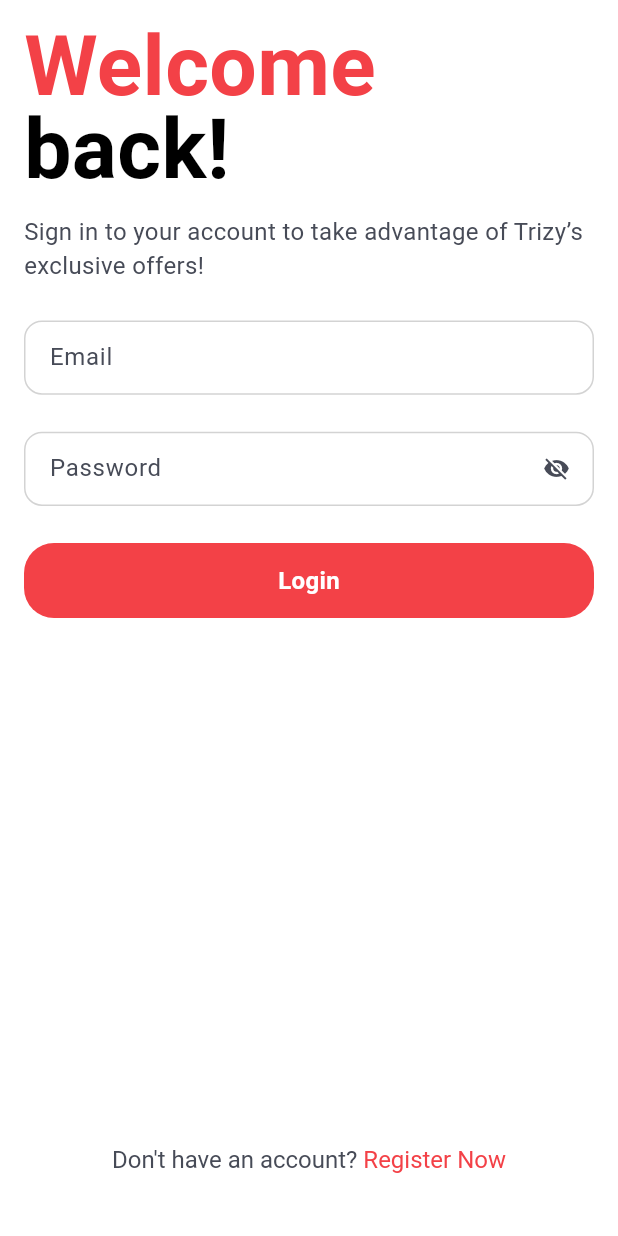
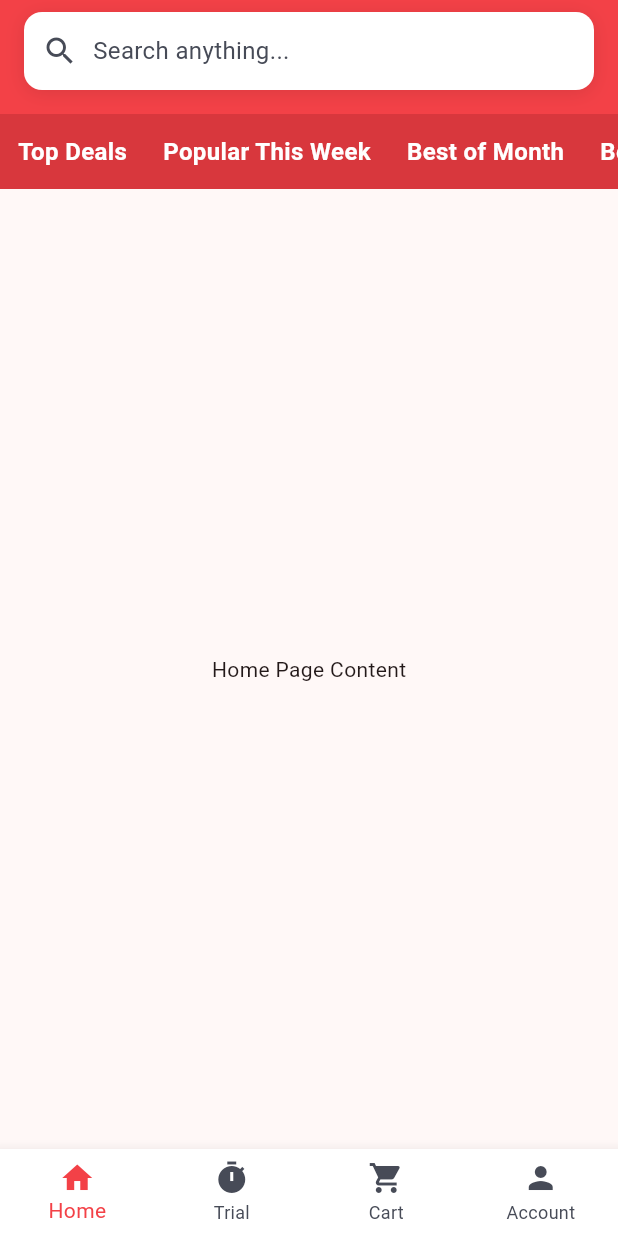
Before and after one commit to demirelarda/TrizyApp, a Flutter app: the screen it shows after launch, on a phone screen of 412 x 824 dp. Run offline on Flutter 3.47's test engine with Material 3 defaults, Android fonts, the phone set to English and light mode, and no system bars; our stand-ins replace equatable, flutter_bloc, get_it, go_router, shared_preferences.

Commit message:
Added main page and bottom pages

```diff
--- /dev/null
+++ b/lib/components/horizontal_scroll_widget.dart
@@ -0,0 +1,46 @@
+import 'package:flutter/material.dart';
+import 'package:trizy_app/theme/colors.dart';
+
+class HorizontalScrollWidget extends StatelessWidget {
+  final List<Map<String, dynamic>> items;
+  final Color backgroundColor;
+  final ValueChanged<int> onItemTap;
+
+  const HorizontalScrollWidget({
+    super.key,
+    required this.items,
+    required this.backgroundColor,
+    required this.onItemTap,
+  });
+
+  @override
+  Widget build(BuildContext context) {
+    return Container(
+      color: backgroundColor,
+      height: 50,
+      child: ListView.builder(
+        scrollDirection: Axis.horizontal,
+        itemCount: items.length,
+        itemBuilder: (context, index) {
+          final item = items[index];
+          return GestureDetector(
+            onTap: () => onItemTap(item['id']),
+            child: Padding(
+              padding: const EdgeInsets.symmetric(horizontal: 12.0),
+              child: Center(
+                child: Text(
+                  item['name'],
+                  style: const TextStyle(
+                    color: white,
+                    fontWeight: FontWeight.bold,
+                    fontSize: 16,
+                  ),
+                ),
+              ),
+            ),
+          );
+        },
+      ),
+    );
+  }
+}
--- /dev/null
+++ b/lib/components/textfields/non_editable_field.dart
@@ -0,0 +1,55 @@
+import 'package:flutter/material.dart';
+import 'package:trizy_app/theme/colors.dart';
+
+class NonEditableField extends StatelessWidget {
+  final String placeholder;
+  final IconData icon;
+  final VoidCallback? onTap;
+
+  const NonEditableField({
+    super.key,
+    required this.placeholder,
+    required this.icon,
+    this.onTap,
+  });
+
+  @override
+  Widget build(BuildContext context) {
+    return GestureDetector(
+      onTap: onTap,
+      child: Container(
+        padding: const EdgeInsets.symmetric(horizontal: 12, vertical: 14),
+        decoration: BoxDecoration(
+          color: Colors.white,
+          borderRadius: BorderRadius.circular(12),
+          boxShadow: [
+            BoxShadow(
+              color: Colors.black.withOpacity(0.1),
+              blurRadius: 10,
+              offset: const Offset(0, 2),
+            ),
+          ],
+        ),
+        child: Row(
+          children: [
+            Icon(
+              icon,
+              color: gray,
+              size: 24,
+            ),
+            const SizedBox(width: 10),
+            Expanded(
+              child: Text(
+                placeholder,
+                style: const TextStyle(
+                  color: gray,
+                  fontSize: 16,
+                ),
+              ),
+            ),
+          ],
+        ),
+      ),
+    );
+  }
+}
--- a/lib/routing/app_router.dart
+++ b/lib/routing/app_router.dart
@@ -10,7 +10,7 @@ import '../views/onboarding/onboarding_page.dart';
 class AppRouter {
   final GoRouter router;
   AppRouter() : router = GoRouter(
-    initialLocation: '/login',
+    initialLocation: '/mainPage',
     routes: [
       GoRoute(
         name: 'splash',
--- a/lib/theme/colors.dart
+++ b/lib/theme/colors.dart
@@ -2,6 +2,7 @@ import 'package:flutter/material.dart';
 
 const Color primaryDarkColor = Color(0xFF000000);
 const Color primaryLightColor = Color(0xFFF34147);
+const Color primaryLightColorDarker = Color(0xFFD8373D);
 const Color white = Color(0xFFFFFFFF);
 const Color gray = Color(0xFF474B57);
 const offWhite = Color(0xFFFAF9F6);
--- a/lib/views/main/main_page.dart
+++ b/lib/views/main/main_page.dart
@@ -1,7 +1,9 @@
 import 'package:flutter/material.dart';
-import 'package:go_router/go_router.dart';
-import 'package:trizy_app/components/buttons/custom_button.dart';
-import 'package:trizy_app/theme/colors.dart';
+import 'package:trizy_app/views/main/pages/account_page.dart';
+import 'package:trizy_app/views/main/pages/cart_page.dart';
+import 'package:trizy_app/views/main/pages/home_page.dart';
+import 'package:trizy_app/views/main/pages/trial_page.dart';
+import '../../theme/colors.dart';
 
 class MainPage extends StatefulWidget {
   const MainPage({super.key});
@@ -11,26 +13,49 @@ class MainPage extends StatefulWidget {
 }
 
 class _MainPageState extends State<MainPage> {
+  int _currentIndex = 0;
+
+  final List<Widget> _pages = [
+    const HomePage(),
+    const TrialPage(),
+    const CartPage(),
+    const AccountPage(),
+  ];
+
+  void _onTabTapped(int index) {
+    setState(() {
+      _currentIndex = index;
+    });
+  }
+
   @override
   Widget build(BuildContext context) {
     return Scaffold(
-      body: Column(
-        children: [
-          const Spacer(),
-          Center(
-            child: Column(
-              children: [
-                const Text("Main Page"),
-                Padding(
-                    padding: const EdgeInsets.symmetric(horizontal: 16),
-                    child:CustomButton(text: "Sign Out", textColor: white, color: primaryLightColor, onClick: (){
-                    context.goNamed("login");
-                  })
-                ),
-              ],
-            )
+      body: _pages[_currentIndex],
+      bottomNavigationBar: BottomNavigationBar(
+        currentIndex: _currentIndex,
+        onTap: _onTabTapped,
+        selectedItemColor: primaryLightColor,
+        unselectedItemColor: gray,
+        type: BottomNavigationBarType.fixed,
+        backgroundColor: Colors.white,
+        items: const [
+          BottomNavigationBarItem(
+            icon: Icon(Icons.home),
+            label: "Home",
           ),
-          const Spacer()
+          BottomNavigationBarItem(
+            icon: Icon(Icons.timer),
+            label: "Trial",
+          ),
+          BottomNavigationBarItem(
+            icon: Icon(Icons.shopping_cart),
+            label: "Cart",
+          ),
+          BottomNavigationBarItem(
+            icon: Icon(Icons.person),
+            label: "Account",
+          ),
         ],
       ),
     );
--- /dev/null
+++ b/lib/views/main/pages/home_page.dart
@@ -0,0 +1,65 @@
+import 'package:flutter/material.dart';
+import '../../../components/horizontal_scroll_widget.dart';
+import '../../../components/textfields/non_editable_field.dart';
+import '../../../theme/colors.dart';
+
+class HomePage extends StatefulWidget {
+  const HomePage({super.key});
+
+  @override
+  State<HomePage> createState() => _HomePageState();
+}
+
+class _HomePageState extends State<HomePage> {
+  final List<Map<String, dynamic>> categories = [
+    {'id': 1, 'name': 'Top Deals'},
+    {'id': 2, 'name': 'Popular This Week'},
+    {'id': 3, 'name': 'Best of Month'},
+    {'id': 4, 'name': 'Best of Year'},
+  ];
+
+  @override
+  Widget build(BuildContext context) {
+    return Scaffold(
+      body: Column(
+        crossAxisAlignment: CrossAxisAlignment.stretch,
+        children: [
+          // Custom App Bar
+          Container(
+            color: primaryLightColor,
+            child: Padding(
+              padding: EdgeInsets.only(
+                top: MediaQuery.of(context).padding.top + 8.0,
+                left: 16.0,
+                right: 16.0,
+                bottom: 16.0,
+              ),
+              child: NonEditableField(
+                placeholder: "Search anything...",
+                icon: Icons.search,
+                onTap: () {
+
+                },
+              ),
+            ),
+          ),
+
+          HorizontalScrollWidget(
+            items: categories,
+            backgroundColor: primaryLightColorDarker,
+            onItemTap: (int id) {
+              print("Tapped on item with ID: $id");
+            },
+          ),
+
+          //content
+          const Expanded(
+            child: Center(
+              child: Text("Home Page Content"),
+            ),
+          ),
+        ],
+      ),
+    );
+  }
+}
```
Also changed, not shown: lib/components/custom_home_app_bar.dart (added, +31 -0 lines), lib/components/textfields/custom_search_bar.dart (added, +55 -0 lines), lib/main.dart (+14 -0 lines), lib/views/main/pages/account_page.dart (added, +29 -0 lines), lib/views/main/pages/cart_page.dart (added, +29 -0 lines), lib/views/main/pages/trial_page.dart (added, +29 -0 lines).
